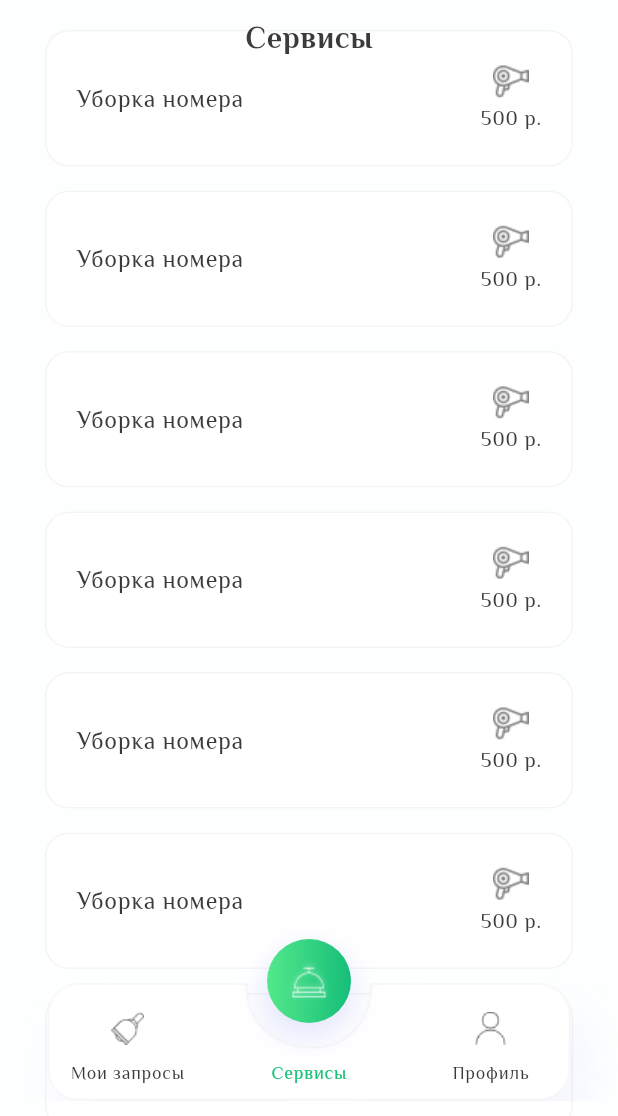
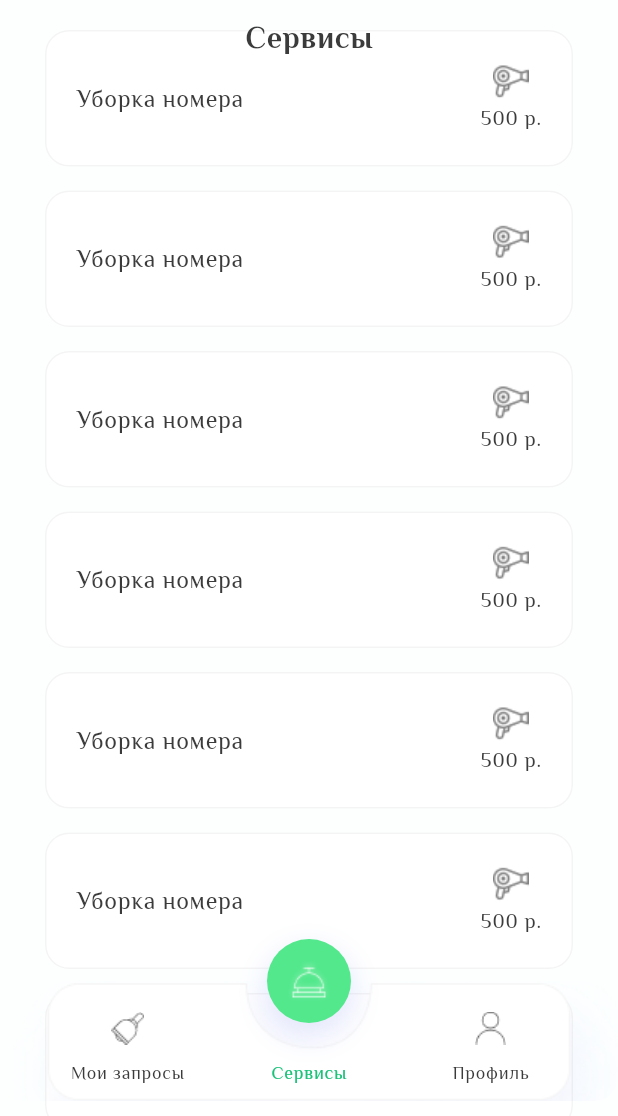
Before and after one commit to Q-F-L/hotel_app, a Flutter app: the ServicesPage screen opened by its route, on a phone screen of 412 x 824 dp, the part 120-1236 px from its top. Run offline on Flutter 3.47's test engine with Material 3 defaults, Android fonts, the phone set to English and light mode, and no system bars; our stand-ins replace bloc, flutter_bloc; missing offline and left inert: dart:ffi, mobile_scanner, scroll_datetime_picker.

Commit message:
mini change const colors

```diff
--- a/lib/pages/services_page/services_page.dart
+++ b/lib/pages/services_page/services_page.dart
@@ -27,8 +27,8 @@ class _ServicesPageState extends State<ServicesPage> {
       // bottomNavigationBar: CustomBottomNabigationBar(),
       floatingActionButton: GradientFloatingActionButton(
         onPressed: () => Navigator.pushNamed(context, "/services"),
-        firstColor: Color.fromARGB(255, 83, 232, 140),
-        secondColor: Color.fromARGB(255, 21, 190, 120),
+        firstColor: AppColors.grandColorFirst,
+        secondColor: AppColors.grandColorFirst,
         textColor: AppColors.white,
       ),
       floatingActionButtonLocation: FloatingActionButtonLocation.centerDocked,
--- a/lib/themes/src/constants.dart
+++ b/lib/themes/src/constants.dart
@@ -86,4 +86,6 @@ class AppColors {
   static const shadow = Color.fromARGB(40, 90, 108, 234);
   static const lightYellow = Color.fromARGB(255, 255, 237, 144);
   static const yellow = Color.fromARGB(195, 252, 255, 101);
+  static const grandColorSecond = Color.fromARGB(255, 21, 190, 120);
+  static const grandColorFirst = Color.fromARGB(255, 83, 232, 140);
 }
```
Also changed, not shown: lib/pages/auth_page/auth_page.dart (+4 -4 lines), lib/pages/auth_page/register_page.dart (+8 -7 lines).
